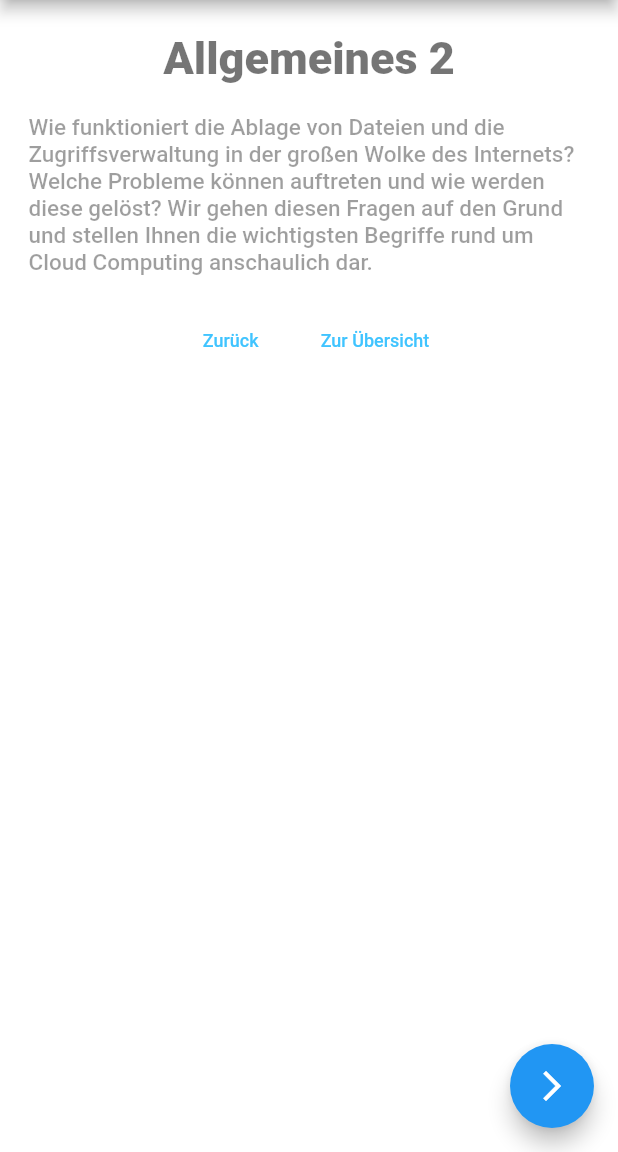
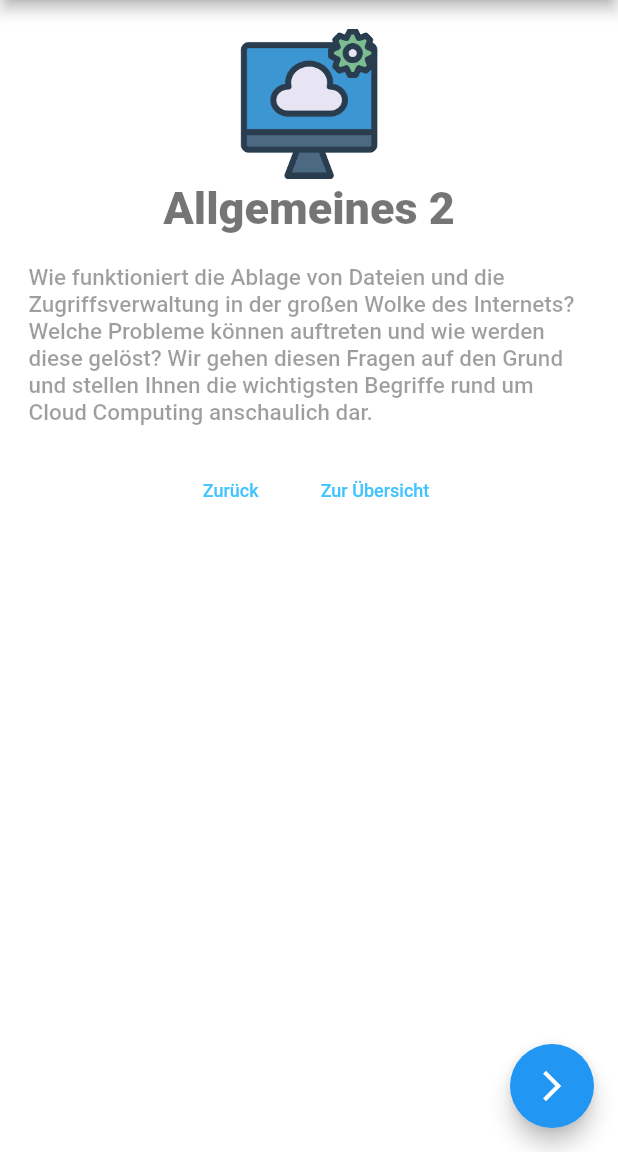
Before and after one commit to shr1mpsy/E-learning-App, a Flutter app: the screen it shows after launch, after a tap on "Allgemeines", after a tap on the "arrow forward ios" icon, on a phone screen of 412 x 824 dp, the part 84-1236 px from its top. Run offline on Flutter 3.47's test engine with Material 2 defaults, Android fonts, the light colour scheme and no system bars.

Commit message:
added Images to text, Code cleanup

```diff
--- a/lib/main.dart
+++ b/lib/main.dart
@@ -65,11 +65,12 @@ class MyAppState extends State<MyApp> {
   Map values = {'Allgemeines': 0, 'Vorteile von Cloud Computing': 1};
 
   var index = 0;
-  bool isOverview = false;
+  bool isOverview = true;
   var entryIndex = 0;
   String quizAtOverview;
   String key;
   List<String> assets = ["assets/cloud.jpg", "assets/cloud2.jpg"];
+  List<List<String>> img = [["assets/cloud.jpg", "assets/cloud2.jpg", "", ""], ["assets/cloud.jpg", "assets/cloud2.jpg", "", ""]];
 
   int qindex = 0;
   int qtotalScore = 0;
@@ -93,7 +94,6 @@ class MyAppState extends State<MyApp> {
     setState(() {
       index = index + 1;
     });
-    print(index);
   }
 
   //Eine Seite zurück
@@ -103,7 +103,6 @@ class MyAppState extends State<MyApp> {
         index = index - 1;
       }
     });
-    print(index);
   }
 
   void nm() {
@@ -128,9 +127,51 @@ class MyAppState extends State<MyApp> {
     });
   }
 
+  //WIDGETS
+
+  Widget picture(path){
+    if (path != ""){
+      return Center(
+          child :Image.asset(
+            path,
+            width: double.infinity,
+            height: 100,
+          )
+      );
+    }
+    else{
+      return Center();
+    }
+  }
+
+  Widget myText(path){
+    return Text(
+      path,
+      style: TextStyle(
+          fontSize: 15,
+          fontWeight: FontWeight.w500,
+          color: Colors.black38),
+    );
+  }
+
+  Widget headline(path){
+    return Padding(
+      padding: const EdgeInsets.fromLTRB(0.0, 2.0, 0.0, 20.0),
+      child: Center(
+          child: Text(
+            path,
+            style: TextStyle(
+                fontSize: 30,
+                color: Colors.black54,
+                fontWeight: FontWeight.w900
+            ),
+          )),
+    );
+  }
+
   @override
   Widget build(BuildContext context) {
-    if (!isOverview) {
+    if (isOverview) {
       return MaterialApp(
         home: Scaffold(
           backgroundColor: Colors.white,
@@ -157,7 +198,7 @@ class MyAppState extends State<MyApp> {
       );
     }
 
-    if (isOverview) {
+    if (!isOverview) {
       if (index < text[entryIndex].length) {
         return MaterialApp(
           home: Scaffold(
@@ -173,25 +214,9 @@ class MyAppState extends State<MyApp> {
                     margin: EdgeInsets.all(19.0),
                     child: Column(
                       children: <Widget>[
-                        Padding(
-                          padding: const EdgeInsets.fromLTRB(0.0, 2.0, 0.0, 20.0),
-                          child: Center(
-                              child: Text(
-                            headlines[entryIndex][index],
-                            style: TextStyle(
-                              fontSize: 30,
-                              color: Colors.black54,
-                              fontWeight: FontWeight.w900
-                            ),
-                          )),
-                        ),
-                        Text(
-                          text[entryIndex][index],
-                          style: TextStyle(
-                              fontSize: 15,
-                              fontWeight: FontWeight.w500,
-                              color: Colors.black38),
-                        ),
+                        picture(img[entryIndex][index]),
+                        headline(headlines[entryIndex][index]),
+                        myText(text[entryIndex][index]),
                       ],
                     )),
                 Row(
@@ -242,45 +267,3 @@ class MyAppState extends State<MyApp> {
     }
   }
 }
-
-/* FIRST VERSION!
-    if (isOverview) {
-      return MaterialApp(
-        home: Scaffold(
-          backgroundColor: Colors.white,
-            appBar: AppBar(
-              title: Text("Cloud-Computing"),
-              backgroundColor: Colors.lightBlueAccent,
-            ),
-            body: index < text[entryIndex].length
-                ? Column(
-                    children: <Widget>[
-                      Text(text[entryIndex][index]),
-                      Row(
-                        crossAxisAlignment: CrossAxisAlignment.end,
-                        mainAxisAlignment: MainAxisAlignment.center,
-                        children: [
-                          RaisedButton(
-                              child: Text("<<Zurück"), onPressed: antwortbw),
-                          RaisedButton(
-                              child: Text("Weiter>>"), onPressed: antwortfw),
-                        ],
-                      ),
-                      RaisedButton(onPressed: toOverview, child: Text("Zur Übersicht"))
-                    ],
-                  )
-                : Column(
-                    children: <Widget>[
-                      Quiz(qindex, qtotalScore, reset, antwort, entryIndex),
-                      FlatButton(
-                          onPressed: nm, child: Text("Lektion neu starten")),
-                      RaisedButton(
-                          onPressed: toOverview, child: Text("Zur Übersicht"))
-                    ],
-                  )),
-      );
-    }
-  }
-}
-END
- */
```
